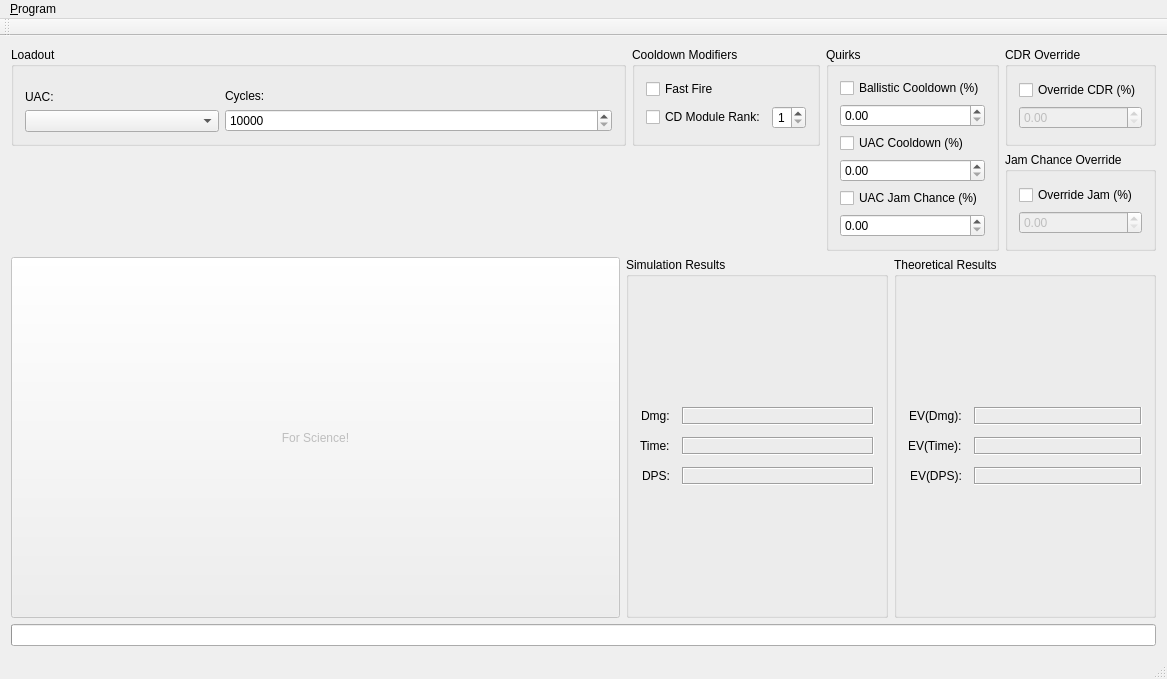
Qt form uactest/uactest.ui (mark-ting/uac-test-gui) before a commit.
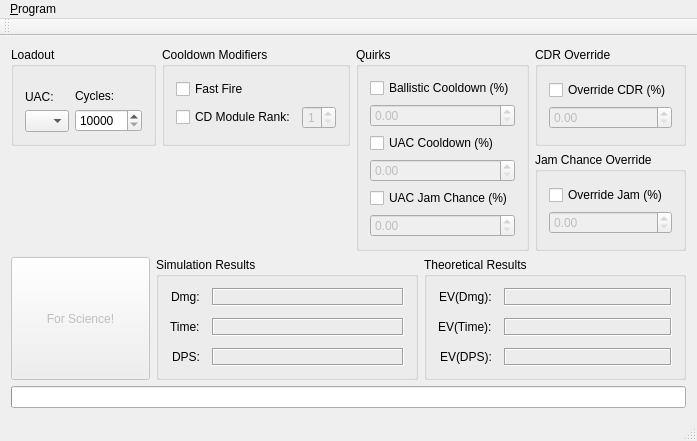
The same form after that commit.

Commit message: Rewrote UI update function. Value entry fields are now locked until their respective checkboxes are checked.

Diff of the .ui file:
```diff
--- a/uactest/uactest.ui
+++ b/uactest/uactest.ui
@@ -6,8 +6,8 @@
    <rect>
     <x>0</x>
     <y>0</y>
-    <width>1167</width>
-    <height>679</height>
+    <width>637</width>
+    <height>398</height>
    </rect>
   </property>
   <property name="sizePolicy">
@@ -215,7 +215,7 @@
            <item>
             <widget class="QDoubleSpinBox" name="generalCooldownValue">
              <property name="enabled">
-              <bool>true</bool>
+              <bool>false</bool>
              </property>
             </widget>
            </item>
@@ -233,7 +233,7 @@
            <item>
             <widget class="QDoubleSpinBox" name="uacCooldownValue">
              <property name="enabled">
-              <bool>true</bool>
+              <bool>false</bool>
              </property>
             </widget>
            </item>
@@ -251,7 +251,7 @@
            <item>
             <widget class="QDoubleSpinBox" name="uacJamChanceValue">
              <property name="enabled">
-              <bool>true</bool>
+              <bool>false</bool>
              </property>
             </widget>
            </item>
@@ -294,7 +294,7 @@
            <item>
             <widget class="QSpinBox" name="moduleRank">
              <property name="enabled">
-              <bool>true</bool>
+              <bool>false</bool>
              </property>
              <property name="toolTip">
               <string>&lt;html&gt;&lt;head/&gt;&lt;body&gt;&lt;p&gt;Cooldown Module Rank.&lt;/p&gt;&lt;p&gt;Each rank increases the cooldown modifier by 2.4%:&lt;/p&gt;&lt;ul style=&quot;margin-top: 0px; margin-bottom: 0px; margin-left: 0px; margin-right: 0px; -qt-list-indent: 1;&quot;&gt;&lt;li style=&quot; margin-top:12px; margin-bottom:0px; margin-left:0px; margin-right:0px; -qt-block-indent:0; text-indent:0px;&quot;&gt;Rank 1: +2.4%&lt;/li&gt;&lt;/ul&gt;&lt;ul style=&quot;margin-top: 0px; margin-bottom: 0px; margin-left: 0px; margin-right: 0px; -qt-list-indent: 1;&quot;&gt;&lt;li style=&quot; margin-top:12px; margin-bottom:0px; margin-left:0px; margin-right:0px; -qt-block-indent:0; text-indent:0px;&quot;&gt;Rank 2: +4.8%&lt;/li&gt;&lt;/ul&gt;&lt;ul style=&quot;margin-top: 0px; margin-bottom: 0px; margin-left: 0px; margin-right: 0px; -qt-list-indent: 1;&quot;&gt;&lt;li style=&quot; margin-top:12px; margin-bottom:0px; margin-left:0px; margin-right:0px; -qt-block-indent:0; text-indent:0px;&quot;&gt;Rank 3: +7.2%&lt;/li&gt;&lt;/ul&gt;&lt;ul style=&quot;margin-top: 0px; margin-bottom: 0px; margin-left: 0px; margin-right: 0px; -qt-list-indent: 1;&quot;&gt;&lt;li style=&quot; margin-top:12px; margin-bottom:0px; margin-left:0px; margin-right:0px; -qt-block-indent:0; text-indent:0px;&quot;&gt;Rank 4: +9.6%&lt;/li&gt;&lt;/ul&gt;&lt;ul style=&quot;margin-top: 0px; margin-bottom: 0px; margin-left: 0px; margin-right: 0px; -qt-list-indent: 1;&quot;&gt;&lt;li style=&quot; margin-top:12px; margin-bottom:0px; margin-left:0px; margin-right:0px; -qt-block-indent:0; text-indent:0px;&quot;&gt;Rank 5: +12.0%&lt;/li&gt;&lt;/ul&gt;&lt;/body&gt;&lt;/html&gt;</string>
@@ -596,8 +596,8 @@
     <rect>
      <x>0</x>
      <y>0</y>
-     <width>1167</width>
-     <height>38</height>
+     <width>637</width>
+     <height>21</height>
     </rect>
    </property>
    <widget class="QMenu" name="menu_Program">
```
Left out of the diff: 88 changed lines with no effect on the pictures. The commit also changes 2 other files.
